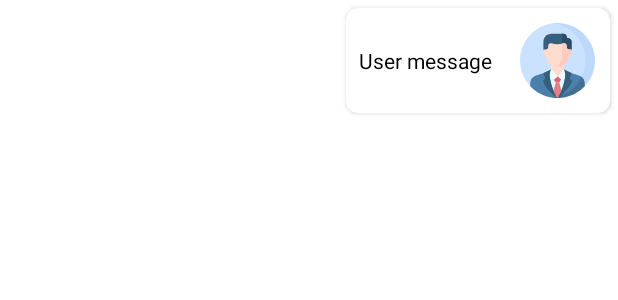
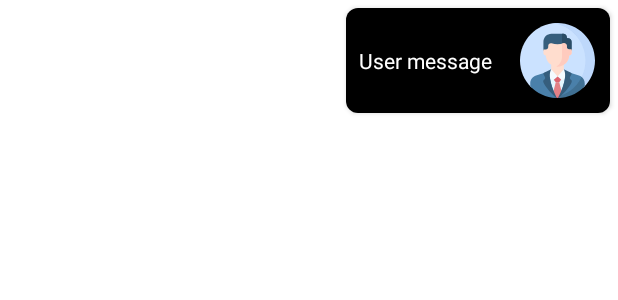
Before and after one commit to ProfessorPrasam/Terminux_Bot, an Android app: the layout user_msg.xml on its own in the app's theme, with its tools: preview values and no code run, on a phone screen of 412 x 824 dp. Shown: the top 300 px of the screen. Run offline under Robolectric (Android 15) with nearby library versions, the phone set to English and light mode, and no system bars.

Commit message:
update Android app

```diff
--- a/app/src/main/res/layout/bot_msg.xml
+++ b/app/src/main/res/layout/bot_msg.xml
@@ -11,7 +11,8 @@
     <LinearLayout
         android:layout_width="wrap_content"
         android:layout_height="wrap_content"
-        android:orientation="horizontal">
+        android:orientation="horizontal"
+        android:background="@color/black">
 
         <!--below widget is for image of bot-->
         <ImageView
@@ -29,7 +30,7 @@
             android:layout_margin="5dp"
             android:padding="3dp"
             android:text="Bot message"
-            android:textColor="@color/black" />
+            android:textColor="@color/white" />
 
 
     </LinearLayout>
--- a/app/src/main/res/layout/user_msg.xml
+++ b/app/src/main/res/layout/user_msg.xml
@@ -11,7 +11,8 @@
     <LinearLayout
         android:layout_width="wrap_content"
         android:layout_height="wrap_content"
-        android:orientation="horizontal">
+        android:orientation="horizontal"
+        android:background="@color/black">
 
         <!--text view for displaying user message-->
         <TextView
@@ -22,7 +23,7 @@
             android:layout_margin="5dp"
             android:padding="3dp"
             android:text="User message"
-            android:textColor="@color/black" />
+            android:textColor="@color/white" />
 
         <!--we are displaying user icon-->
         <ImageView
--- a/app/src/main/res/values/colors.xml
+++ b/app/src/main/res/values/colors.xml
@@ -7,4 +7,5 @@
     <color name="teal_700">#0F9D58</color>
     <color name="black">#FF000000</color>
     <color name="white">#FFFFFFFF</color>
+    <color name="Gray">#808080</color>
 </resources>
```
Also changed, not shown: app/src/main/res/layout/activity_main.xml (+5 -3 lines), 1 other file.
